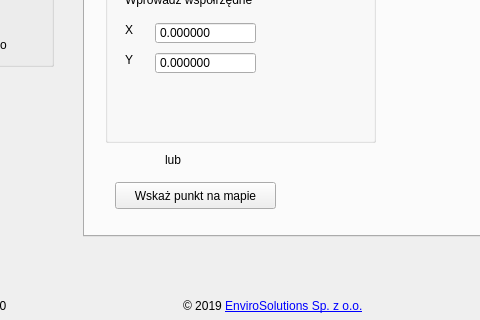
Above: uldk_gugik_dialog_base.ui from envirosolutionspl/uldk_gugik before the change; both pictures show x 107 to 587 and y 194 to 514 of the 800 by 514 pixel window. Below: the same form after it.
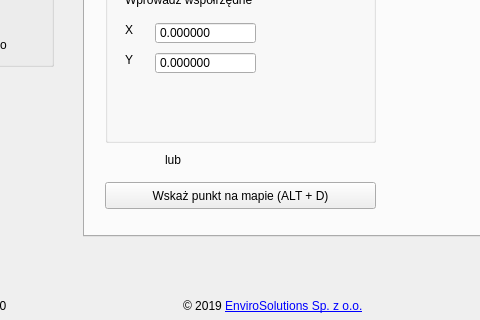
That is the form after the change. The open tabs and pages were chosen to show the change. Icons and pictures are not drawn. Custom widgets are drawn as their Qt base class.

```diff
--- a/uldk_gugik_dialog_base.ui
+++ b/uldk_gugik_dialog_base.ui
@@ -341,14 +341,14 @@
      </property>
      <property name="geometry">
       <rect>
-       <x>30</x>
+       <x>20</x>
        <y>260</y>
-       <width>161</width>
+       <width>271</width>
        <height>27</height>
       </rect>
      </property>
      <property name="text">
-      <string>Wskaż punkt na mapie</string>
+      <string>Wskaż punkt na mapie (ALT + D)</string>
      </property>
     </widget>
     <widget class="QLabel" name="label_12">
```
Left out of the diff: 2 changed lines with no effect on the pictures.
